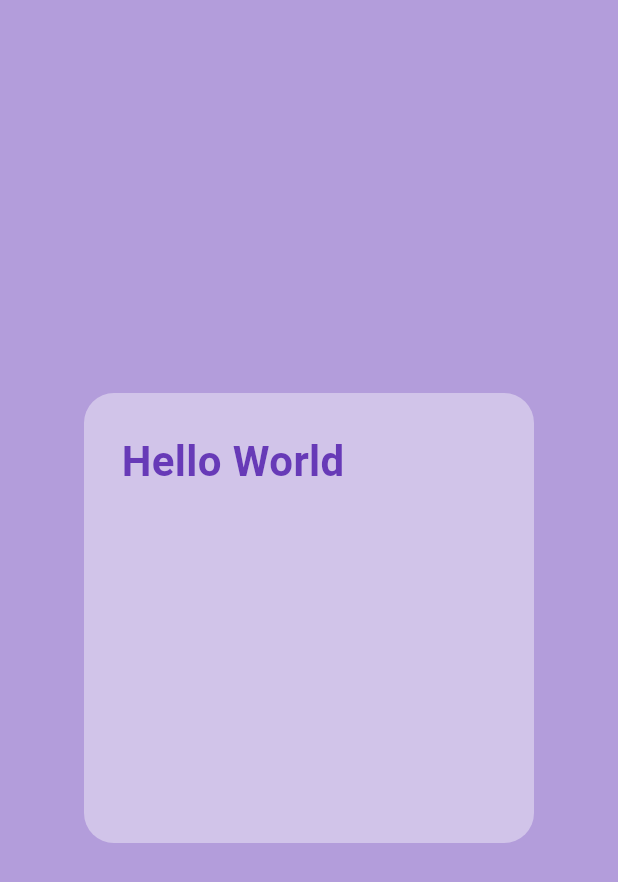
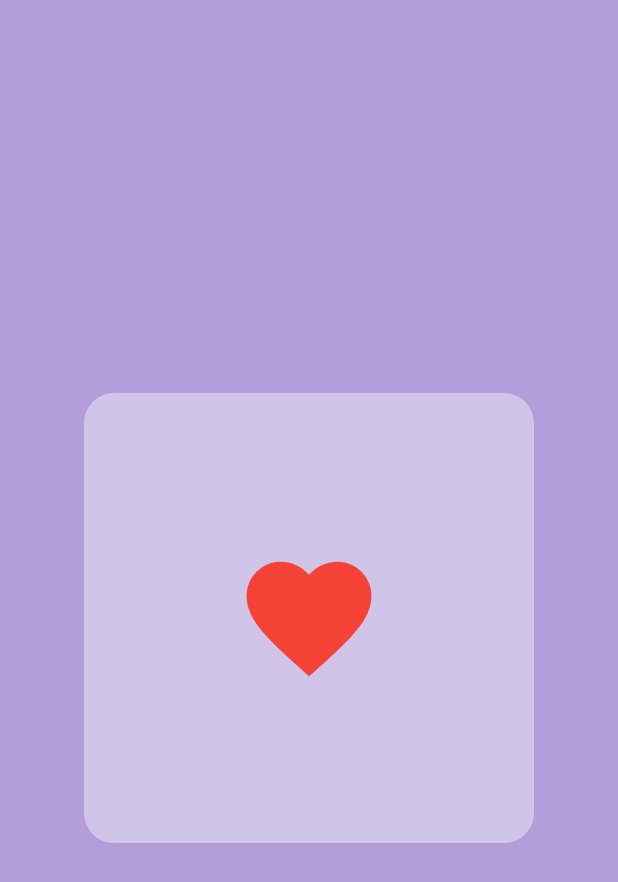
Before and after one commit to vagnerzampieri/flutter_app, a Flutter app: the screen it shows after launch, on a phone screen of 412 x 824 dp. Shown: the top 882 px of the screen. Run offline on Flutter 3.47's test engine with Material 3 defaults, Android fonts, the phone set to English and light mode, and no system bars.

Commit message:
Add favorite icon

```diff
--- a/lib/main.dart
+++ b/lib/main.dart
@@ -23,14 +23,7 @@ class MyApp extends StatelessWidget {
               borderRadius: BorderRadius.circular(20),
             ),
             padding: EdgeInsets.all(25),
-            child: Text(
-              "Hello World",
-              style: TextStyle(
-                color: Colors.deepPurple,
-                fontSize: 28,
-                fontWeight: FontWeight.bold,
-              ),
-            ),
+            child: Icon(Icons.favorite, size: 100, color: Colors.red),
           ),
         ),
       ),
```
